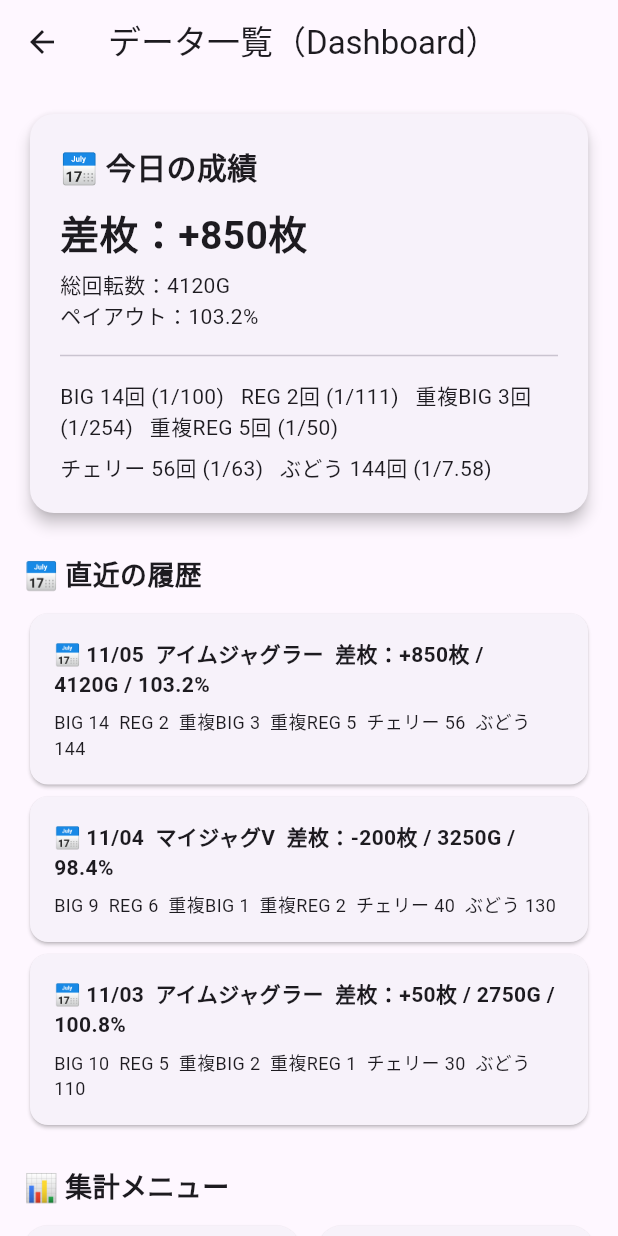
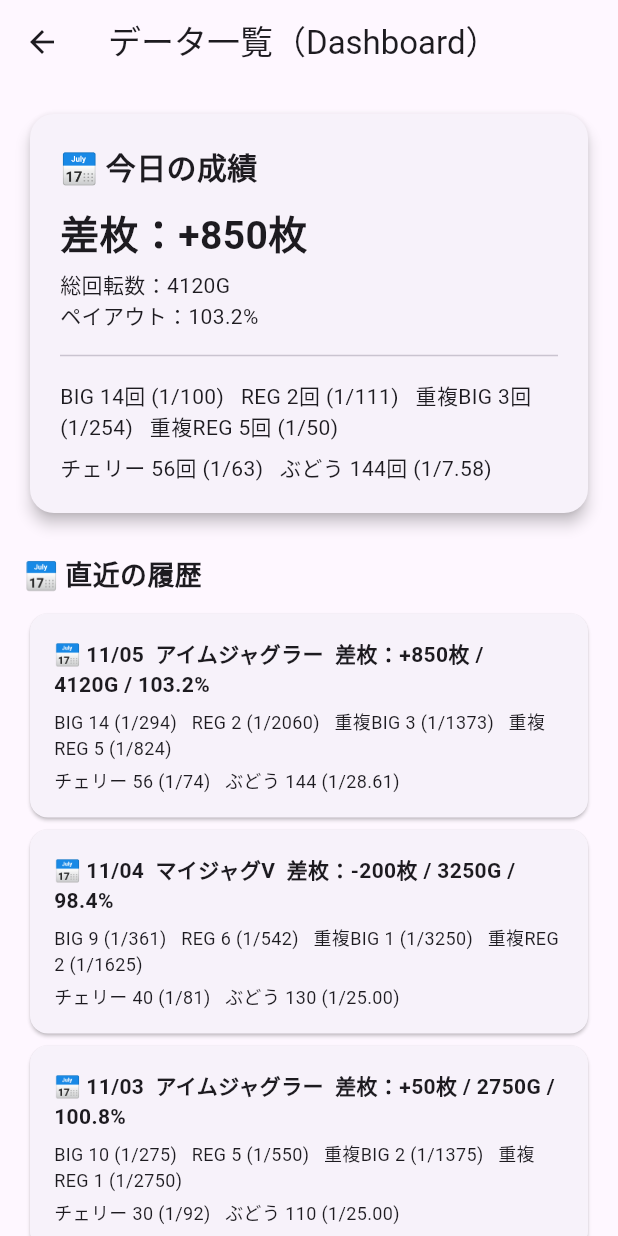
Before and after one commit to koen7777/juggler_record_app, a Flutter app: the DataListScreen screen opened directly, on a phone screen of 412 x 824 dp. Run offline on Flutter 3.47's test engine with Material 3 defaults, Android fonts, the phone set to English and light mode, and no system bars; missing offline and left inert: dart:html.

Commit message:
更新メッセージ

```diff
--- a/lib/screens/data_list/data_list_screen.dart
+++ b/lib/screens/data_list/data_list_screen.dart
@@ -15,13 +15,14 @@ class DataListScreen extends StatelessWidget {
             _todayCard(),
 
             const SizedBox(height: 24),
+
             const Text(
               "📅 直近の履歴",
               style: TextStyle(fontSize: 18, fontWeight: FontWeight.bold),
             ),
             const SizedBox(height: 8),
 
-            /// ✅ ダミー履歴（確率なしで横並び）
+            // ✅ ダミー履歴3件（今日と同じ見た目で2段構成）
             _historyCard(
               date: "11/05",
               machine: "アイムジャグラー",
@@ -51,11 +52,13 @@ class DataListScreen extends StatelessWidget {
             ),
 
             const SizedBox(height: 24),
+
             const Text(
               "📊 集計メニュー",
               style: TextStyle(fontSize: 18, fontWeight: FontWeight.bold),
             ),
             const SizedBox(height: 12),
+
             _gridMenu(context),
           ],
         ),
@@ -63,7 +66,7 @@ class DataListScreen extends StatelessWidget {
     );
   }
 
-  /// ✅ 今日の成績
+  // ✅ 今日の成績
   Widget _todayCard() {
     return Card(
       elevation: 4,
@@ -73,26 +76,35 @@ class DataListScreen extends StatelessWidget {
         child: Column(
           crossAxisAlignment: CrossAxisAlignment.start,
           children: const [
-            Text("📅 今日の成績", style: TextStyle(fontSize: 20, fontWeight: FontWeight.bold)),
+            Text("📅 今日の成績",
+                style: TextStyle(fontSize: 20, fontWeight: FontWeight.bold)),
             SizedBox(height: 10),
-            Text("差枚：+850枚", style: TextStyle(fontSize: 26, fontWeight: FontWeight.bold)),
+
+            Text("差枚：+850枚",
+                style: TextStyle(fontSize: 26, fontWeight: FontWeight.bold)),
             SizedBox(height: 4),
             Text("総回転数：4120G"),
             Text("ペイアウト：103.2%"),
             SizedBox(height: 8),
             Divider(),
             SizedBox(height: 8),
-            Text("BIG 14回 (1/100)   REG 2回 (1/111)   重複BIG 3回 (1/254)   重複REG 5回 (1/50)",
-                style: TextStyle(fontSize: 14)),
+
+            Text(
+              "BIG 14回 (1/100)   REG 2回 (1/111)   重複BIG 3回 (1/254)   重複REG 5回 (1/50)",
+              style: TextStyle(fontSize: 14),
+            ),
             SizedBox(height: 6),
-            Text("チェリー 56回 (1/63)   ぶどう 144回 (1/7.58)", style: TextStyle(fontSize: 14)),
+            Text(
+              "チェリー 56回 (1/63)   ぶどう 144回 (1/7.58)",
+              style: TextStyle(fontSize: 14),
+            ),
           ],
         ),
       ),
     );
   }
 
-  /// ✅ 直近履歴カード（回数のみ 横1列）
+  /// ✅ 直近履歴のカード（今日と同じ2段構成）
   Widget _historyCard({
     required String date,
     required String machine,
@@ -106,19 +118,36 @@ class DataListScreen extends StatelessWidget {
     required int cherry,
     required int grape,
   }) {
+    double rate(int count, int g) => count == 0 ? 0 : g / count;
+
     return Card(
       shape: RoundedRectangleBorder(borderRadius: BorderRadius.circular(12)),
       child: Padding(
         padding: const EdgeInsets.all(16),
-        child: Column(crossAxisAlignment: CrossAxisAlignment.start, children: [
+        child: Column(
+          crossAxisAlignment: CrossAxisAlignment.start,
+          children: [
             Text("📅 $date  $machine  差枚：$diff / ${games}G / ${payout.toStringAsFixed(1)}%",
                 style: const TextStyle(fontSize: 14, fontWeight: FontWeight.bold)),
             const SizedBox(height: 6),
+
             Text(
-            "BIG $big  REG $reg  重複BIG $dupBig  重複REG $dupReg  チェリー $cherry  ぶどう $grape",
+              "BIG $big (1/${rate(big, games).toStringAsFixed(0)})   "
+              "REG $reg (1/${rate(reg, games).toStringAsFixed(0)})   "
+              "重複BIG $dupBig (1/${rate(dupBig, games).toStringAsFixed(0)})   "
+              "重複REG $dupReg (1/${rate(dupReg, games).toStringAsFixed(0)})",
               style: const TextStyle(fontSize: 12),
             ),
-        ]),
+
+            const SizedBox(height: 4),
+
+            Text(
+              "チェリー $cherry (1/${rate(cherry, games).toStringAsFixed(0)})   "
+              "ぶどう $grape (1/${rate(grape, games).toStringAsFixed(2)})",
+              style: const TextStyle(fontSize: 12),
+            ),
+          ],
+        ),
       ),
     );
   }
@@ -152,7 +181,9 @@ class DataListScreen extends StatelessWidget {
             children: [
               Icon(item.$2, size: 32),
               const SizedBox(height: 8),
-              Text(item.$1, style: const TextStyle(fontSize: 16, fontWeight: FontWeight.bold)),
+              Text(item.$1,
+                  style: const TextStyle(
+                      fontSize: 16, fontWeight: FontWeight.bold)),
             ],
           ),
         );
```
Lines whose indentation alone changed are shown as unchanged.
